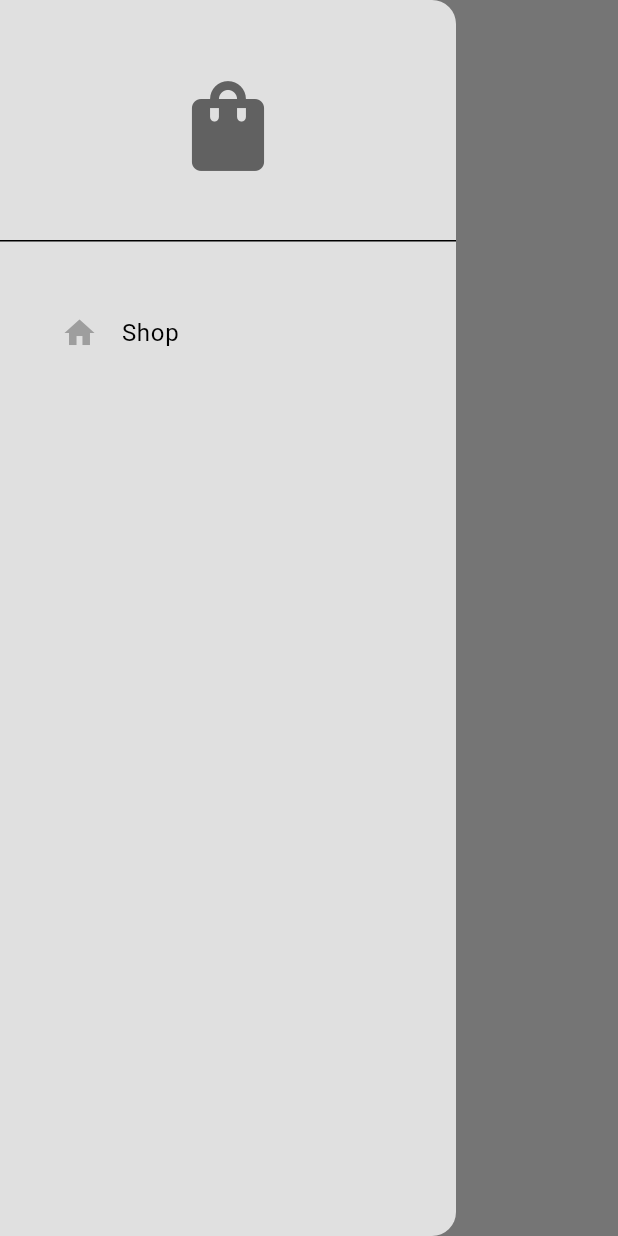
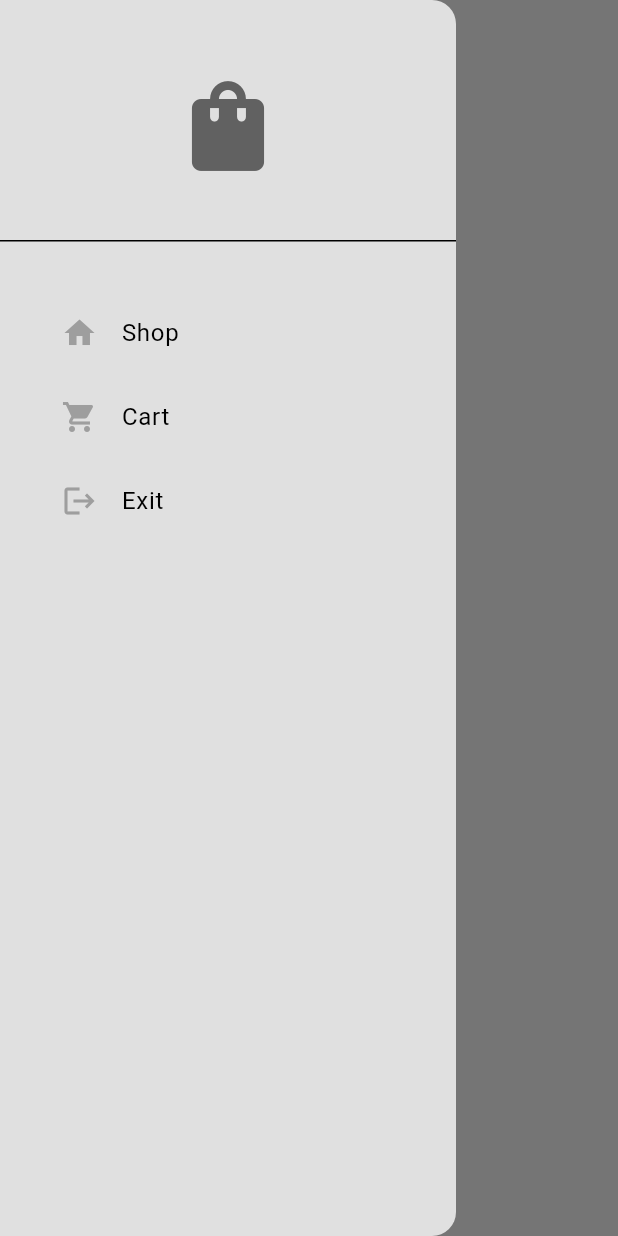
Before and after one commit to hiroshiyoka/trezoro, a Flutter app: the ShopPage screen opened by its route, with the side drawer open, on a phone screen of 412 x 824 dp. Run offline on Flutter 3.47's test engine with Material 3 defaults, Android fonts, the phone set to English and light mode, and no system bars.

Commit message:
feat(drawer): add cart tile and exit tile to drawer

```diff
--- a/lib/components/my_drawer.dart
+++ b/lib/components/my_drawer.dart
@@ -30,6 +30,20 @@ class MyDrawer extends StatelessWidget {
             icon: Icons.home,
             onTap: () {},
           ),
+
+          // Cart Tile
+          MyListTile(
+            text: "Cart",
+            icon: Icons.shopping_cart,
+            onTap: () {},
+          ),
+
+          // Exit Shop Tile
+          MyListTile(
+            text: "Exit",
+            icon: Icons.logout,
+            onTap: () {},
+          ),
         ],
       ),
     );
```
